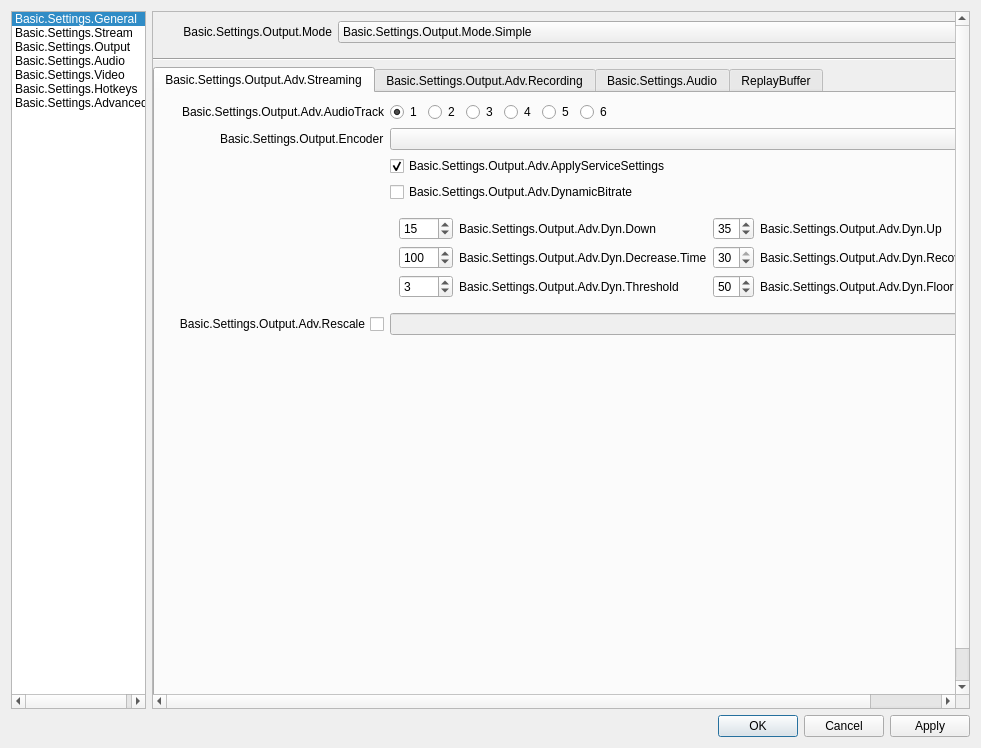
First picture: the form in UI/forms/OBSBasicSettings.ui, repository x-cast/obs-studio-sim, before the edit.
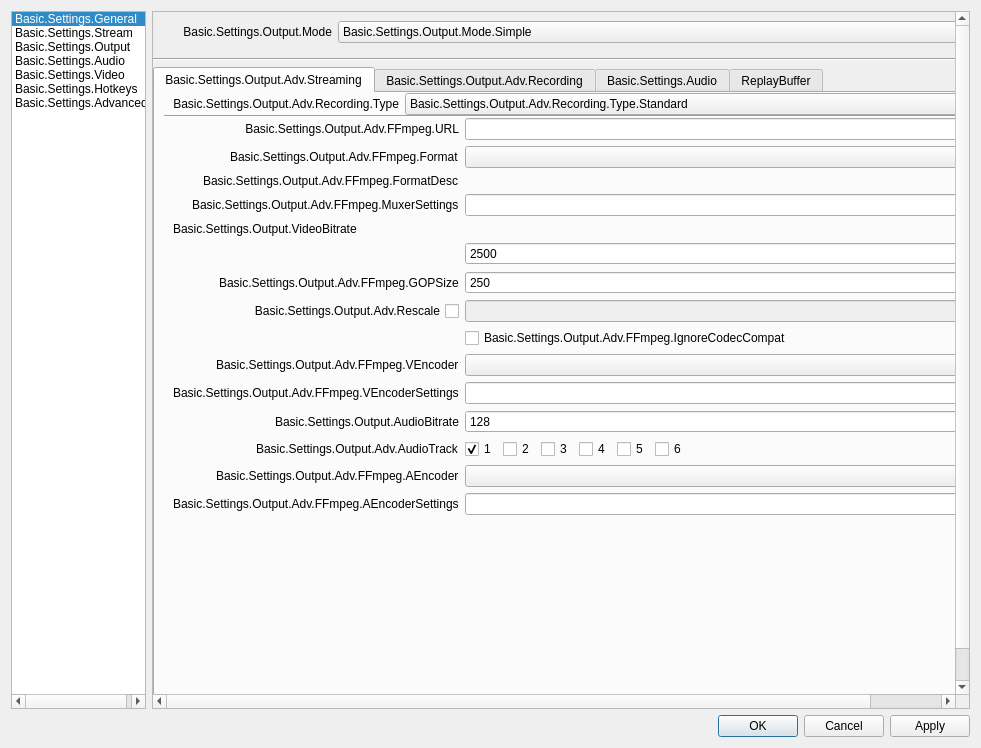
Second picture: the form after the edit. The open tabs and pages were chosen to show the change. Icons and pictures are not drawn.

Commit message:
UI: Decouple ffmpeg output to URL/File
This adds to Output> Stream Tab > Advanced, a Type option: either
standard or ffmpeg streaming. The Recording Tab no longer allows
Custom ffmpeg output to URL (only to file)

Patch:
```diff
--- a/UI/forms/OBSBasicSettings.ui
+++ b/UI/forms/OBSBasicSettings.ui
@@ -1786,24 +1786,6 @@
                       <number>9</number>
                      </property>
                      <item alignment="Qt::AlignTop">
-                      <widget class="QWidget" name="widget_4" native="true">
-                       <layout class="QVBoxLayout" name="verticalLayout_14">
-                        <property name="spacing">
-                         <number>0</number>
-                        </property>
-                        <property name="leftMargin">
-                         <number>0</number>
-                        </property>
-                        <property name="topMargin">
-                         <number>0</number>
-                        </property>
-                        <property name="rightMargin">
-                         <number>0</number>
-                        </property>
-                        <property name="bottomMargin">
-                         <number>0</number>
-                        </property>
-                        <item>
                          <widget class="QWidget" name="advOutTopContainer" native="true">
                           <property name="sizePolicy">
                            <sizepolicy hsizetype="Preferred" vsizetype="Maximum">
@@ -1811,7 +1793,93 @@
                             <verstretch>0</verstretch>
                            </sizepolicy>
                           </property>
-                          <layout class="QFormLayout" name="formLayout_7">
+                       <layout class="QVBoxLayout" name="verticalLayout_14">
+                        <property name="spacing">
+                         <number>0</number>
+                        </property>
+                        <property name="leftMargin">
+                         <number>0</number>
+                        </property>
+                        <property name="topMargin">
+                         <number>0</number>
+                        </property>
+                        <property name="rightMargin">
+                         <number>0</number>
+                        </property>
+                        <property name="bottomMargin">
+                         <number>0</number>
+                        </property>
+                        <item>
+                         <widget class="QWidget" name="advOutStreamTypeContainer" native="true">
+                          <layout class="QFormLayout" name="formLayout_S9">
+                           <property name="fieldGrowthPolicy">
+                            <enum>QFormLayout::AllNonFixedFieldsGrow</enum>
+                           </property>
+                           <property name="labelAlignment">
+                            <set>Qt::AlignRight|Qt::AlignTrailing|Qt::AlignVCenter</set>
+                           </property>
+                           <property name="topMargin">
+                            <number>0</number>
+                           </property>
+                           <property name="bottomMargin">
+                            <number>0</number>
+                           </property>
+                           <item row="0" column="0">
+                            <widget class="QLabel" name="label_S0">
+                             <property name="minimumSize">
+                              <size>
+                               <width>170</width>
+                               <height>0</height>
+                              </size>
+                             </property>
+                             <property name="text">
+                              <string>Basic.Settings.Output.Adv.Recording.Type</string>
+                             </property>
+                             <property name="alignment">
+                              <set>Qt::AlignRight|Qt::AlignTrailing|Qt::AlignVCenter</set>
+                             </property>
+                             <property name="buddy">
+                              <cstring>advOutStreamType</cstring>
+                             </property>
+                            </widget>
+                           </item>
+                           <item row="0" column="1">
+                            <widget class="QComboBox" name="advOutStreamType">
+                             <item>
+                              <property name="text">
+                               <string>Basic.Settings.Output.Adv.Recording.Type.Standard</string>
+                              </property>
+                             </item>
+                             <item>
+                              <property name="text">
+                               <string>Basic.Settings.Output.Adv.Recording.Type.FFmpegOutput</string>
+                              </property>
+                             </item>
+                         </widget>
+                        </item>
+                       </layout>
+                      </widget>
+                        </item>
+                        <item>
+                         <widget class="Line" name="line_S3">
+                          <property name="orientation">
+                           <enum>Qt::Horizontal</enum>
+                          </property>
+                         </widget>
+                        </item>
+                        <item>
+			 <widget class="QStackedWidget" name="StreamStackedWidget">
+                          <property name="currentIndex">
+                           <number>0</number>
+                          </property>
+                          <widget class="QWidget" name="advOutStreamStandard" native="true">
+                           <property name="sizePolicy">
+                            <sizepolicy hsizetype="Preferred" vsizetype="Maximum">
+                             <horstretch>0</horstretch>
+                             <verstretch>0</verstretch>
+                            </sizepolicy>
+                           </property>
+                           <layout class="QFormLayout" name="formLayout_stream_standard">
                            <property name="fieldGrowthPolicy">
                             <enum>QFormLayout::AllNonFixedFieldsGrow</enum>
                            </property>
@@ -2126,6 +2194,319 @@
                            </item>
                           </layout>
                          </widget>
+                          <widget class="QWidget" name="advOutStreamFFmpeg">
+                           <layout class="QFormLayout" name="formLayout_S15">
+                            <property name="fieldGrowthPolicy">
+                             <enum>QFormLayout::AllNonFixedFieldsGrow</enum>
+                            </property>
+                            <property name="labelAlignment">
+                             <set>Qt::AlignRight|Qt::AlignTrailing|Qt::AlignVCenter</set>
+                            </property>
+                            <property name="topMargin">
+                             <number>0</number>
+                            </property>
+                            <item row="0" column="0">
+                             <widget class="QLabel" name="label_S1">
+                              <property name="sizePolicy">
+                               <sizepolicy hsizetype="Preferred" vsizetype="Expanding">
+                               <horstretch>0</horstretch>
+                               <verstretch>0</verstretch>
+                               </sizepolicy>
+                              </property>
+                              <property name="minimumSize">
+                               <size>
+                                <width>170</width>
+                                <height>0</height>
+                               </size>
+                              </property>
+                              <property name="text">
+                               <string>Basic.Settings.Output.Adv.FFmpeg.URL</string>
+                              </property>
+                              <property name="alignment">
+                               <set>Qt::AlignRight|Qt::AlignTrailing|Qt::AlignVCenter</set>
+                              </property>
+                             </widget>
+                            </item>
+                            <item row="0" column="1">
+                             <widget class="QLineEdit" name="advOutFFURL">
+                              <property name="enabled">
+                               <bool>true</bool>
+                              </property>
+                             </widget>
+                            </item>
+                            <item row="1" column="0">
+                             <widget class="QLabel" name="label_S2">
+                              <property name="text">
+                               <string>Basic.Settings.Output.Adv.FFmpeg.Format</string>
+                              </property>
+                              <property name="buddy">
+                               <cstring>advOutStreamFFFormat</cstring>
+                              </property>
+                             </widget>
+                            </item>
+                            <item row="1" column="1">
+                             <widget class="QComboBox" name="advOutStreamFFFormat"/>
+                            </item>
+                            <item row="2" column="0">
+                             <widget class="QLabel" name="label_S3">
+                              <property name="text">
+                               <string>Basic.Settings.Output.Adv.FFmpeg.FormatDesc</string>
+                              </property>
+                             </widget>
+                            </item>
+                            <item row="2" column="1">
+                             <widget class="QLabel" name="advOutStreamFFFormatDesc">
+                              <property name="text">
+                               <string/>
+                              </property>
+                             </widget>
+                            </item>
+                            <item row="3" column="0">
+                             <widget class="QLabel" name="label_S4">
+                              <property name="text">
+                               <string>Basic.Settings.Output.Adv.FFmpeg.MuxerSettings</string>
+                              </property>
+                              <property name="buddy">
+                               <cstring>advOutStreamFFMCfg</cstring>
+                              </property>
+                             </widget>
+                            </item>
+                            <item row="3" column="1">
+                             <widget class="QLineEdit" name="advOutStreamFFMCfg"/>
+                            </item>
+                            <item row="4" column="0">
+                             <widget class="QLabel" name="label_S5">
+                              <property name="text">
+                               <string>Basic.Settings.Output.VideoBitrate</string>
+                              </property>
+                              <property name="buddy">
+                               <cstring>advOutStreamFFVBitrate</cstring>
+                              </property>
+                             </widget>
+                            </item>
+                            <item row="5" column="1">
+                             <widget class="QSpinBox" name="advOutStreamFFVBitrate">
+                              <property name="minimum">
+                               <number>0</number>
+                              </property>
+                              <property name="maximum">
+                               <number>1000000000</number>
+                              </property>
+                              <property name="value">
+                               <number>2500</number>
+                              </property>
+                             </widget>
+                            </item>
+                            <item row="6" column="0">
+                              <widget class="QLabel" name="label_S6">
+                               <property name="text">
+                                <string>Basic.Settings.Output.Adv.FFmpeg.GOPSize</string>
+                               </property>
+                               <property name="buddy">
+                                <cstring>advOutStreamFFVGOPSize</cstring>
+                               </property>
+                              </widget>
+                            </item>
+                            <item row="6" column="1">
+                             <widget class="QSpinBox" name="advOutStreamFFVGOPSize">
+                              <property name="maximum">
+                               <number>1000000000</number>
+                              </property>
+                              <property name="value">
+                               <number>250</number>
+                              </property>
+                             </widget>
+                            </item>
+                            <item row="7" column="0">
+                             <widget class="QCheckBox" name="advOutStreamFFUseRescale">
+                              <property name="sizePolicy">
+                               <sizepolicy hsizetype="Minimum" vsizetype="Expanding">
+                                <horstretch>0</horstretch>
+                                <verstretch>0</verstretch>
+                               </sizepolicy>
+                              </property>
+                              <property name="layoutDirection">
+                               <enum>Qt::RightToLeft</enum>
+                              </property>
+                              <property name="text">
+                               <string>Basic.Settings.Output.Adv.Rescale</string>
+                              </property>
+                             </widget>
+                            </item>
+                            <item row="7" column="1">
+                             <widget class="QComboBox" name="advOutStreamFFRescale">
+                              <property name="enabled">
+                               <bool>false</bool>
+                              </property>
+                              <property name="editable">
+                               <bool>true</bool>
+                              </property>
+                             </widget>
+                            </item>
+                            <item row="8" column="1">
+                              <widget class="QCheckBox" name="advOutStreamFFIgnoreCompat">
+                               <property name="text">
+                                <string>Basic.Settings.Output.Adv.FFmpeg.IgnoreCodecCompat</string>
+                               </property>
+                              </widget>
+                            </item>
+                            <item row="9" column="0">
+                             <widget class="QLabel" name="label_S7">
+                              <property name="text">
+                               <string>Basic.Settings.Output.Adv.FFmpeg.VEncoder</string>
+                              </property>
+                              <property name="buddy">
+                               <cstring>advOutStreamFFVEncoder</cstring>
+                              </property>
+                             </widget>
+                            </item>
+                            <item row="9" column="1">
+                             <widget class="QComboBox" name="advOutStreamFFVEncoder"/>
+                            </item>
+                            <item row="10" column="0">
+                             <widget class="QLabel" name="label_S8">
+                              <property name="text">
+                               <string>Basic.Settings.Output.Adv.FFmpeg.VEncoderSettings</string>
+			      </property>
+                              <property name="buddy">
+                               <cstring>advOutStreamFFVCfg</cstring>
+			      </property>
+			     </widget>
+			    </item>
+                            <item row="10" column="1">
+                             <widget class="QLineEdit" name="advOutStreamFFVCfg"/>
+                            </item>
+                            <item row="11" column="0">
+                             <widget class="QLabel" name="label_S9">
+                              <property name="text">
+                               <string>Basic.Settings.Output.AudioBitrate</string>
+                              </property>
+                              <property name="buddy">
+                               <cstring>advOutStreamFFABitrate</cstring>
+                              </property>
+                             </widget>
+                            </item>
+                            <item row="11" column="1">
+                             <widget class="QSpinBox" name="advOutStreamFFABitrate">
+                              <property name="minimum">
+                               <number>32</number>
+                              </property>
+                              <property name="maximum">
+                               <number>4096</number>
+                              </property>
+                              <property name="singleStep">
+                               <number>16</number>
+                              </property>
+                              <property name="value">
+                               <number>128</number>
+                              </property>
+                             </widget>
+                            </item>
+                            <item row="12" column="0">
+                             <widget class="QLabel" name="label_S10">
+                              <property name="text">
+                               <string>Basic.Settings.Output.Adv.AudioTrack</string>
+                              </property>
+                             </widget>
+                            </item>
+                            <item row="12" column="1">
+                             <widget class="QWidget" name="widget_S1" native="true">
+                              <property name="sizePolicy">
+                               <sizepolicy hsizetype="Maximum" vsizetype="Preferred">
+                                <horstretch>0</horstretch>
+                                <verstretch>0</verstretch>
+                               </sizepolicy>
+                              </property>
+                              <layout class="QHBoxLayout" name="horizontalLayout_S1">
+                               <property name="leftMargin">
+                                <number>0</number>
+                               </property>
+                               <property name="topMargin">
+                                <number>0</number>
+                               </property>
+                               <property name="rightMargin">
+                                <number>0</number>
+                               </property>
+                               <property name="bottomMargin">
+                                <number>0</number>
+                               </property>
+                               <item>
+                                <widget class="QCheckBox" name="advOutStreamFFTrack1">
+                                 <property name="text">
+                                  <string notr="true">1</string>
+                                 </property>
+                                 <property name="checked">
+                                  <bool>true</bool>
+                                 </property>
+                                </widget>
+                               </item>
+                               <item>
+                                <widget class="QCheckBox" name="advOutStreamFFTrack2">
+                                 <property name="text">
+                                  <string notr="true">2</string>
+                                 </property>
+                                </widget>
+                               </item>
+                               <item>
+                                <widget class="QCheckBox" name="advOutStreamFFTrack3">
+                                 <property name="text">
+                                  <string notr="true">3</string>
+                                 </property>
+                                </widget>
+                               </item>
+                               <item>
+                                <widget class="QCheckBox" name="advOutStreamFFTrack4">
+                                 <property name="text">
+                                  <string notr="true">4</string>
+                                 </property>
+                                </widget>
+                               </item>
+                               <item>
+                                <widget class="QCheckBox" name="advOutStreamFFTrack5">
+                                 <property name="text">
+                                  <string notr="true">5</string>
+                                 </property>
+                                </widget>
+                               </item>
+                               <item>
+                                <widget class="QCheckBox" name="advOutStreamFFTrack6">
+                                 <property name="text">
+                                  <string notr="true">6</string>
+                                 </property>
+                                </widget>
+                               </item>
+                              </layout>
+                             </widget>
+                            </item>
+                            <item row="13" column="0">
+                             <widget class="QLabel" name="label_S11">
+                              <property name="text">
+                               <string>Basic.Settings.Output.Adv.FFmpeg.AEncoder</string>
+                              </property>
+                              <property name="buddy">
+                               <cstring>advOutStreamFFAEncoder</cstring>
+                              </property>
+                             </widget>
+                            </item>
+                            <item row="13" column="1">
+                             <widget class="QComboBox" name="advOutStreamFFAEncoder"/>
+                            </item>
+                            <item row="14" column="0">
+                             <widget class="QLabel" name="label_S12">
+                              <property name="text">
+                               <string>Basic.Settings.Output.Adv.FFmpeg.AEncoderSettings</string>
+                              </property>
+                              <property name="buddy">
+                               <cstring>advOutStreamFFACfg</cstring>
+                              </property>
+                             </widget>
+                            </item>
+                            <item row="14" column="1">
+                             <widget class="QLineEdit" name="advOutStreamFFACfg"/>
+                            </item>
+                           </layout>
+                          </widget>
+			 </widget>			 
                         </item>
                        </layout>
                       </widget>
@@ -2521,7 +2902,7 @@
                          <property name="topMargin">
                           <number>0</number>
                          </property>
-                         <item row="1" column="0">
+                         <item row="0" column="0">
                           <widget class="QLabel" name="label_36">
                            <property name="sizePolicy">
                             <sizepolicy hsizetype="Preferred" vsizetype="Expanding">
@@ -2536,18 +2917,14 @@
                             </size>
                            </property>
                            <property name="text">
-                            <string>Basic.Settings.Output.Adv.FFmpeg.SavePathURL</string>
+                            <string>Basic.Settings.Output.Adv.FFmpeg.SavePath</string>
                            </property>
                            <property name="alignment">
                             <set>Qt::AlignRight|Qt::AlignTrailing|Qt::AlignVCenter</set>
                            </property>
                           </widget>
                          </item>
-                         <item row="1" column="1">
-                          <widget class="QStackedWidget" name="stackedWidget_2">
-                           <property name="currentIndex">
-                            <number>0</number>
-                           </property>
+                         <item row="0" column="1">
                            <widget class="QWidget" name="page_5">
                             <layout class="QHBoxLayout" name="horizontalLayout_12">
                              <property name="spacing">
@@ -2581,35 +2958,18 @@
                              </item>
                             </layout>
                            </widget>
-                           <widget class="QWidget" name="page_4">
-                            <layout class="QHBoxLayout" name="horizontalLayout_8">
-                             <property name="spacing">
-                              <number>0</number>
-                             </property>
-                             <property name="leftMargin">
-                              <number>0</number>
-                             </property>
-                             <property name="topMargin">
-                              <number>0</number>
-                             </property>
-                             <property name="rightMargin">
-                              <number>0</number>
-                             </property>
-                             <property name="bottomMargin">
-                              <number>0</number>
-                             </property>
-                             <item>
-                              <widget class="QLineEdit" name="advOutFFURL">
-                               <property name="enabled">
+                         </item>
+                         <item row="1" column="1">
+                          <widget class="QCheckBox" name="advOutFFNoSpace">
+                           <property name="text">
+                            <string>Basic.Settings.Output.NoSpaceFileName</string>
+                           </property>
+                           <property name="checked">
                                 <bool>true</bool>
                                </property>
                               </widget>
                              </item>
-                            </layout>
-                           </widget>
-                          </widget>
-                         </item>
-                         <item row="3" column="0">
+                         <item row="2" column="0">
                           <widget class="QLabel" name="label_16">
                            <property name="text">
                             <string>Basic.Settings.Output.Adv.FFmpeg.Format</string>
@@ -2619,24 +2979,37 @@
                            </property>
                           </widget>
                          </item>
-                         <item row="3" column="1">
+                         <item row="2" column="1">
                           <widget class="QComboBox" name="advOutFFFormat"/>
                          </item>
-                         <item row="4" column="0">
+                         <item row="3" column="0">
                           <widget class="QLabel" name="label_44">
                            <property name="text">
                             <string>Basic.Settings.Output.Adv.FFmpeg.FormatDesc</string>
                            </property>
                           </widget>
                          </item>
-                         <item row="4" column="1">
+                         <item row="3" column="1">
                           <widget class="QLabel" name="advOutFFFormatDesc">
                            <property name="text">
                             <string/>
                            </property>
                           </widget>
                          </item>
-                         <item row="7" column="0">
+                         <item row="4" column="0">
+                          <widget class="QLabel" name="label_1337">
+                           <property name="text">
+                            <string>Basic.Settings.Output.Adv.FFmpeg.MuxerSettings</string>
+                           </property>
+                           <property name="buddy">
+                            <cstring>advOutFFMCfg</cstring>
+                           </property>
+                          </widget>
+                         </item>
+                         <item row="4" column="1">
+                          <widget class="QLineEdit" name="advOutFFMCfg"/>
+                         </item>
+                         <item row="6" column="0">
                           <widget class="QLabel" name="label_40">
                            <property name="text">
                             <string>Basic.Settings.Output.VideoBitrate</string>
@@ -2646,7 +3019,7 @@
                            </property>
                           </widget>
                          </item>
-                         <item row="7" column="1">
+                         <item row="6" column="1">
                           <widget class="QSpinBox" name="advOutFFVBitrate">
                            <property name="minimum">
                             <number>0</number>
@@ -2659,7 +3032,7 @@
                            </property>
                           </widget>
                          </item>
-                         <item row="8" column="1">
+                         <item row="7" column="1">
                           <widget class="QSpinBox" name="advOutFFVGOPSize">
                            <property name="maximum">
                             <number>1000000000</number>
@@ -2669,7 +3042,7 @@
                            </property>
                           </widget>
                          </item>
-                         <item row="8" column="0">
+                         <item row="7" column="0">
                           <widget class="QLabel" name="label_63">
                            <property name="text">
                             <string>Basic.Settings.Output.Adv.FFmpeg.GOPSize</string>
@@ -2679,7 +3052,7 @@
                            </property>
                           </widget>
                          </item>
-                         <item row="9" column="0">
+                         <item row="8" column="0">
                           <widget class="QCheckBox" name="advOutFFUseRescale">
                            <property name="sizePolicy">
                             <sizepolicy hsizetype="Minimum" vsizetype="Expanding">
@@ -2695,7 +3068,7 @@
                            </property>
                           </widget>
                          </item>
-                         <item row="9" column="1">
+                         <item row="8" column="1">
                           <widget class="QComboBox" name="advOutFFRescale">
                            <property name="enabled">
                             <bool>false</bool>
@@ -2705,14 +3078,14 @@
                            </property>
                           </widget>
                          </item>
-                         <item row="10" column="1">
+                         <item row="9" column="1">
                           <widget class="QCheckBox" name="advOutFFIgnoreCompat">
                            <property name="text">
                             <string>Basic.Settings.Output.Adv.FFmpeg.IgnoreCodecCompat</string>
                            </property>
                           </widget>
                          </item>
-                         <item row="11" column="0">
+                         <item row="10" column="0">
                           <widget class="QLabel" name="label_37">
                            <property name="text">
                             <string>Basic.Settings.Output.Adv.FFmpeg.VEncoder</string>
@@ -2722,10 +3095,10 @@
                            </property>
                           </widget>
                          </item>
-                         <item row="11" column="1">
+                         <item row="10" column="1">
                           <widget class="QComboBox" name="advOutFFVEncoder"/>
                          </item>
-                         <item row="13" column="0">
+                         <item row="12" column="0">
                           <widget class="QLabel" name="label_38">
                            <property name="text">
                             <string>Basic.Settings.Output.Adv.FFmpeg.VEncoderSettings</string>
@@ -2735,10 +3108,10 @@
                            </property>
                           </widget>
                          </item>
-                         <item row="13" column="1">
+                         <item row="12" column="1">
                           <widget class="QLineEdit" name="advOutFFVCfg"/>
                          </item>
-                         <item row="14" column="0">
+                         <item row="13" column="0">
                           <widget class="QLabel" name="label_41">
                            <property name="text">
                             <string>Basic.Settings.Output.AudioBitrate</string>
@@ -2748,7 +3121,7 @@
                            </property>
                           </widget>
                          </item>
-                         <item row="14" column="1">
+                         <item row="13" column="1">
                           <widget class="QSpinBox" name="advOutFFABitrate">
                            <property name="minimum">
                             <number>32</number>
@@ -2764,14 +3137,14 @@
                            </property>
                           </widget>
                          </item>
-                         <item row="15" column="0">
+                         <item row="14" column="0">
                           <widget class="QLabel" name="label_47">
                            <property name="text">
                             <string>Basic.Settings.Output.Adv.AudioTrack</string>
                            </property>
                           </widget>
                          </item>
-                         <item row="15" column="1">
+                         <item row="14" column="1">
                           <widget class="QWidget" name="widget_10" native="true">
                            <property name="sizePolicy">
                             <sizepolicy hsizetype="Maximum" vsizetype="Preferred">
@@ -2840,7 +3213,7 @@
                            </layout>
                           </widget>
                          </item>
-                         <item row="17" column="0">
+                         <item row="16" column="0">
                           <widget class="QLabel" name="label_39">
                            <property name="text">
                             <string>Basic.Settings.Output.Adv.FFmpeg.AEncoder</string>
@@ -2850,10 +3223,10 @@
                            </property>
                           </widget>
                          </item>
-                         <item row="17" column="1">
+                         <item row="16" column="1">
                           <widget class="QComboBox" name="advOutFFAEncoder"/>
                          </item>
-                         <item row="18" column="0">
+                         <item row="17" column="0">
                           <widget class="QLabel" name="label_46">
                            <property name="text">
                             <string>Basic.Settings.Output.Adv.FFmpeg.AEncoderSettings</string>
@@ -2863,71 +3236,9 @@
                            </property>
                           </widget>
                          </item>
-                         <item row="18" column="1">
+                         <item row="17" column="1">
                           <widget class="QLineEdit" name="advOutFFACfg"/>
                          </item>
-                         <item row="0" column="0">
-                          <widget class="QLabel" name="label_48">
-                           <property name="sizePolicy">
-                            <sizepolicy hsizetype="Preferred" vsizetype="Expanding">
-                             <horstretch>0</horstretch>
-                             <verstretch>0</verstretch>
-                            </sizepolicy>
-                           </property>
-                           <property name="minimumSize">
-                            <size>
-                             <width>170</width>
-                             <height>0</height>
-                            </size>
-                           </property>
-                           <property name="text">
-                            <string>Basic.Settings.Output.Adv.FFmpeg.Type</string>
-                           </property>
-                           <property name="alignment">
-                            <set>Qt::AlignRight|Qt::AlignTrailing|Qt::AlignVCenter</set>
-                           </property>
-                           <property name="buddy">
-                            <cstring>advOutFFType</cstring>
-                           </property>
-                          </widget>
-                         </item>
-                         <item row="0" column="1">
-                          <widget class="QComboBox" name="advOutFFType">
-                           <item>
-                            <property name="text">
-                             <string>Basic.Settings.Output.Adv.FFmpeg.Type.RecordToFile</string>
-                            </property>
-                           </item>
-                           <item>
-                            <property name="text">
-                             <string>Basic.Settings.Output.Adv.FFmpeg.Type.URL</string>
-                            </property>
-                           </item>
-                          </widget>
-                         </item>
-                         <item row="5" column="0">
-                          <widget class="QLabel" name="label_1337">
-                           <property name="text">
-                            <string>Basic.Settings.Output.Adv.FFmpeg.MuxerSettings</string>
-                           </property>
-                           <property name="buddy">
-                            <cstring>advOutFFMCfg</cstring>
-                           </property>
-                          </widget>
-                         </item>
-                         <item row="5" column="1">
-                          <widget class="QLineEdit" name="advOutFFMCfg"/>
-                         </item>
-                         <item row="2" column="1">
-                          <widget class="QCheckBox" name="advOutFFNoSpace">
-                           <property name="text">
-                            <string>Basic.Settings.Output.NoSpaceFileName</string>
-                           </property>
-                           <property name="checked">
-                            <bool>true</bool>
-                           </property>
-                          </widget>
-                         </item>
                         </layout>
                        </widget>
                       </widget>
```
Left out of the diff: 70 changed lines with no effect on the pictures. Lines whose indentation alone changed are shown as unchanged. The commit also changes 5 other files.
